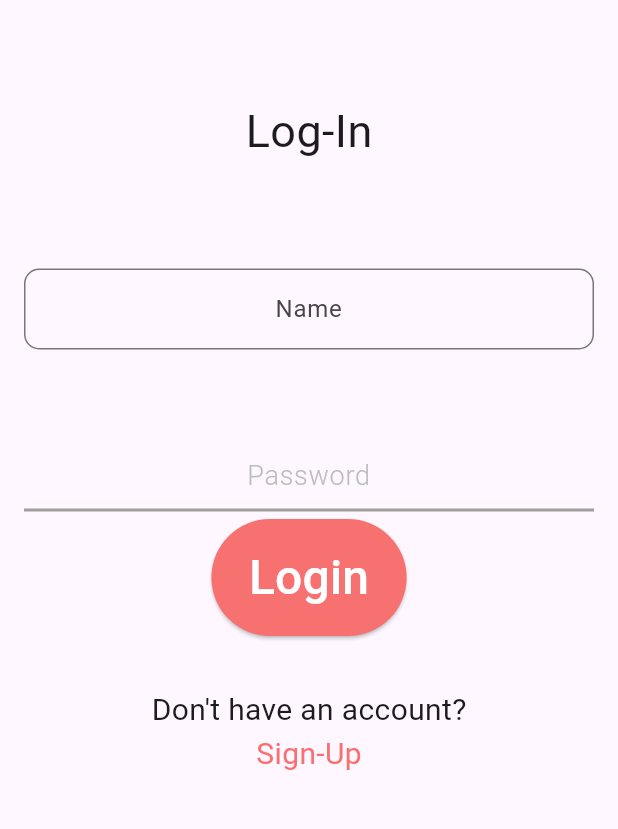
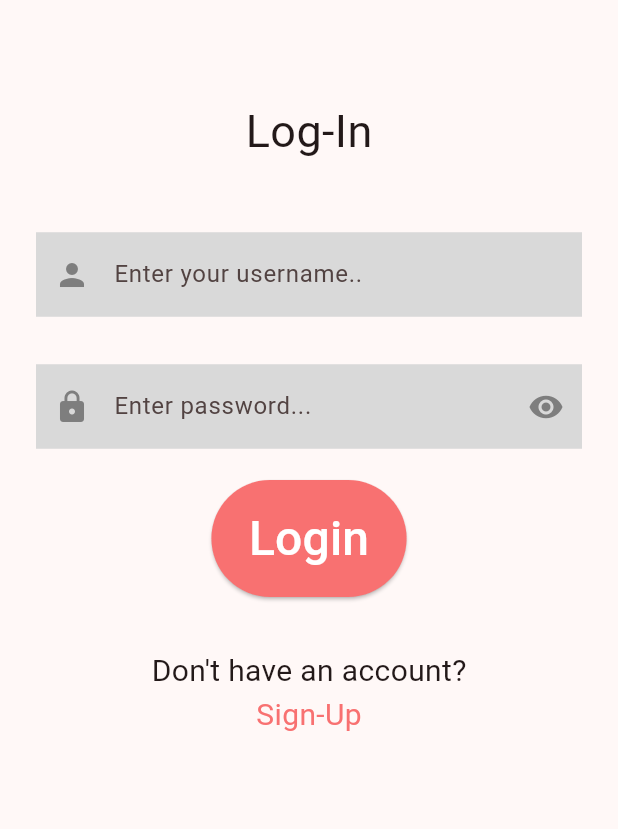
Before and after one commit to anwrat/Recipe-App, a Flutter app: the Login screen opened directly, on a phone screen of 412 x 824 dp, the part 225-1054 px from its top. Run offline on Flutter 3.47's test engine with Material 3 defaults, Android fonts, the phone set to English and light mode, and no system bars; our stand-ins replace google_fonts.

Commit message:
Working with Textfield and also testing mongodb

```diff
--- a/recipe_app/lib/login.dart
+++ b/recipe_app/lib/login.dart
@@ -5,6 +5,7 @@ import 'package:recipe_app/utils/colors.dart';
 import 'package:recipe_app/widgets/logo.dart';
 import 'package:recipe_app/widgets/buttons.dart';
 import 'package:recipe_app/widgets/navbar.dart';
+import 'package:recipe_app/widgets/textfields.dart';
 
 class Login extends StatefulWidget {
   const Login({super.key});
@@ -38,10 +39,8 @@ class _LoginState extends State<Login> {
                 const SizedBox(
                   height: 30.0,
                 ),
-                const SizedBox(
-                  height: 40.0,
-                ),
-                _buildTextFields(),
+                Textfields(displaytext:"Enter your username..",icons: 0xe491,),
+                Textfields(displaytext:"Enter password...",icons: 0xe3ae,ispass: true,),
             Padding(
               padding: const EdgeInsets.all(5),
               child:Buttons(
@@ -83,66 +82,4 @@ class _LoginState extends State<Login> {
       ),
     );
   }
-
-  Widget _buildTextFields() {
-    return Container(
-      child: Column(
-        children: <Widget>[
-         Container(
-            child: TextField(
-              controller: _emailField,
-              textAlign: TextAlign.center,
-              // decoration: InputDecoration(
-              //   enabledBorder:const UnderlineInputBorder(
-              //     borderSide: BorderSide(
-              //       color: Colors.grey,
-              //       width: 2.0,
-              //     ),
-              //   ),
-              //   hintText: 'Email',
-              //   hintStyle: TextStyle(
-              //     color: Colors.grey[400],
-              //     fontSize: 18.0,
-              //     fontWeight: FontWeight.w300,
-              //   ),
-              // ),
-               decoration: const InputDecoration(
-                          contentPadding: EdgeInsets.fromLTRB(20, 15, 20, 15),
-                          hintText: 'Name',
-                          border: OutlineInputBorder(
-                              borderRadius: BorderRadius.all(
-                            Radius.circular(10.0),
-                          ),
-                          ),
-                        ),
-            ),
-          ),
-          const SizedBox(
-            height: 60.0,
-          ),
-          Container(
-            child: TextField(
-              controller: _passwordField,
-              textAlign: TextAlign.center,
-              decoration: InputDecoration(
-                enabledBorder: const UnderlineInputBorder(
-                  borderSide: BorderSide(
-                    color: Colors.grey,
-                    width: 2.0,
-                  ),
-                ),
-                hintText: 'Password',
-                hintStyle: TextStyle(
-                  color: Colors.grey[400],
-                  fontSize: 18.0,
-                  fontWeight: FontWeight.w300,
-                ),
-              ),
-              obscureText: true,
-            ),
-          )
-        ],
-      ),
-    );
-  }
 }
--- a/recipe_app/lib/register.dart
+++ b/recipe_app/lib/register.dart
@@ -49,7 +49,7 @@ class _RegisterState extends State<Register> {
                     'How would you like everyone to know you?',
                     style: GoogleFonts.leagueSpartan(fontSize: 30),
                   ),
-                  Textfields(displaytext: 'Enter your username'),
+                  Textfields(displaytext: 'Enter your username...',icons: 0xe491,),
                   Padding(
                     padding: const EdgeInsets.all(5),
                     child: Buttons(
@@ -114,7 +114,7 @@ class Register2nd extends StatelessWidget {
                     'Enter your email address',
                     style: GoogleFonts.leagueSpartan(fontSize: 30),
                   ),
-                  Textfields(displaytext: 'example@email.com'),
+                  Textfields(displaytext: 'example@email.com',icons: 0xe22a,),
                   Padding(
                     padding: const EdgeInsets.all(5),
                     child: Buttons(
@@ -168,8 +168,8 @@ class PasswordCreation extends StatelessWidget {
                     'Enter a password for your account',
                     style: GoogleFonts.leagueSpartan(fontSize: 30),
                   ),
-                  Textfields(displaytext: 'Enter password...'),
-                  Textfields(displaytext: 'Repeat password...'),
+                  Textfields(displaytext: 'Enter password...',icons: 0xe3ae,ispass: true,),
+                  Textfields(displaytext: 'Repeat password...',icons: 0xe3ae,ispass: true,),
                   Padding(
                     padding: const EdgeInsets.all(5),
                     child: Buttons(
--- a/recipe_app/lib/widgets/textfields.dart
+++ b/recipe_app/lib/widgets/textfields.dart
@@ -1,33 +1,63 @@
 import 'package:flutter/material.dart';
-import 'package:recipe_app/utils/colors.dart';
 
-class Textfields extends StatefulWidget{
+class Textfields extends StatefulWidget {
   final String displaytext;
-  const Textfields(
-    {super.key,
+  final bool? ispass; // Change from Bool? to bool?
+  final int? icons;
+
+  const Textfields({
+    super.key,
     required this.displaytext,
+    this.icons,
+    this.ispass,
   });
+
   @override
   State<Textfields> createState() => _TextfieldsState();
 }
 
 class _TextfieldsState extends State<Textfields> {
+  bool _isObscured = true; // To handle password visibility toggle
+
   @override
   Widget build(BuildContext context) {
     return Column(
       crossAxisAlignment: CrossAxisAlignment.start,
       children: <Widget>[
         Padding(
-          padding: EdgeInsets.symmetric(horizontal: 8, vertical: 16),
+          padding: const EdgeInsets.symmetric(horizontal: 8, vertical: 16),
           child: TextField(
+            obscureText: widget.ispass == true ? _isObscured : false, // Check if ispass is true
             decoration: InputDecoration(
-              border: OutlineInputBorder(),
+              fillColor: const Color.fromRGBO(217, 217, 217, 1),
+              filled: true,
+              enabledBorder: OutlineInputBorder(
+                borderSide: const BorderSide(color: Color.fromRGBO(217, 217, 217, 1)),
+                borderRadius: BorderRadius.vertical(),
+              ),
+              border: const OutlineInputBorder(),
               hintText: widget.displaytext,
+              prefixIcon: widget.icons != null
+                  ? Icon(
+                      IconData(widget.icons!, fontFamily: 'MaterialIcons'),
+                      color: const Color.fromRGBO(126, 126, 126, 1),
+                    )
+                  : null,
+              suffixIcon: widget.ispass == true
+                  ? IconButton(
+                      icon: Icon(
+                        _isObscured ? Icons.visibility : Icons.visibility_off,
+                        color: const Color.fromRGBO(126, 126, 126, 1),
+                      ),
+                      onPressed: () {
+                        setState(() {
+                          _isObscured = !_isObscured; // Toggle obscureText state
+                        });
+                      },
+                    )
+                  : null,
             ),
           ),
-        ),
-        Padding(
-          padding: const EdgeInsets.symmetric(horizontal: 8, vertical: 16),
         ),
       ],
     );
```
Also changed, not shown: recipe_app/lib/main.dart (+110 -182 lines), 3 other files.
